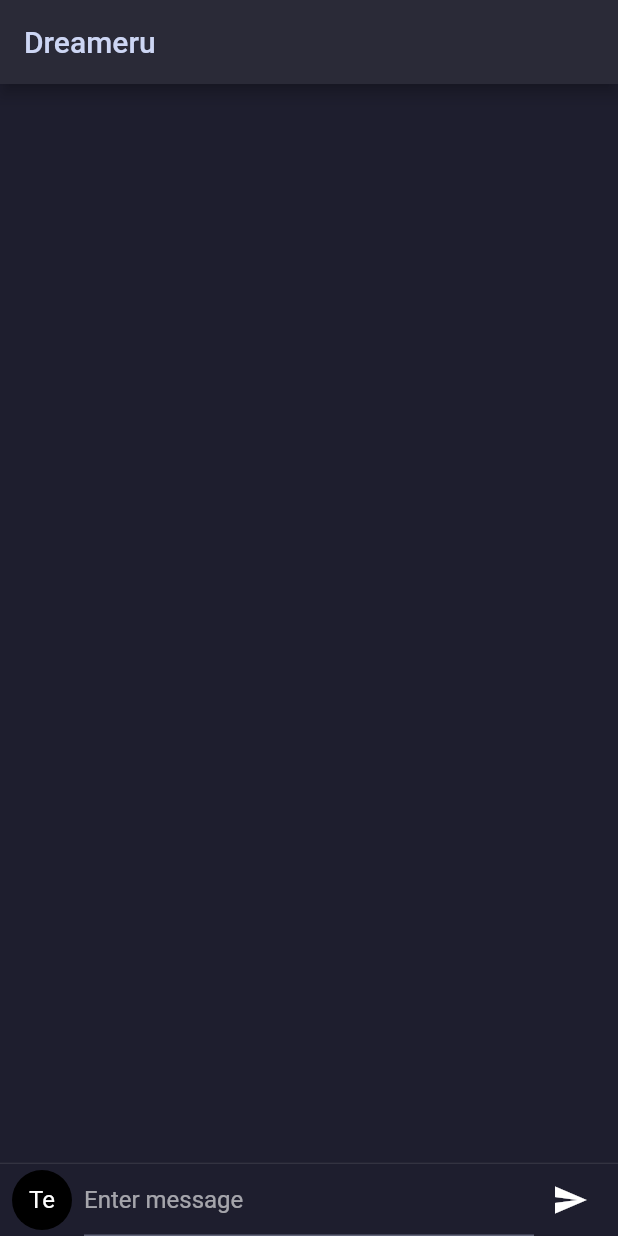
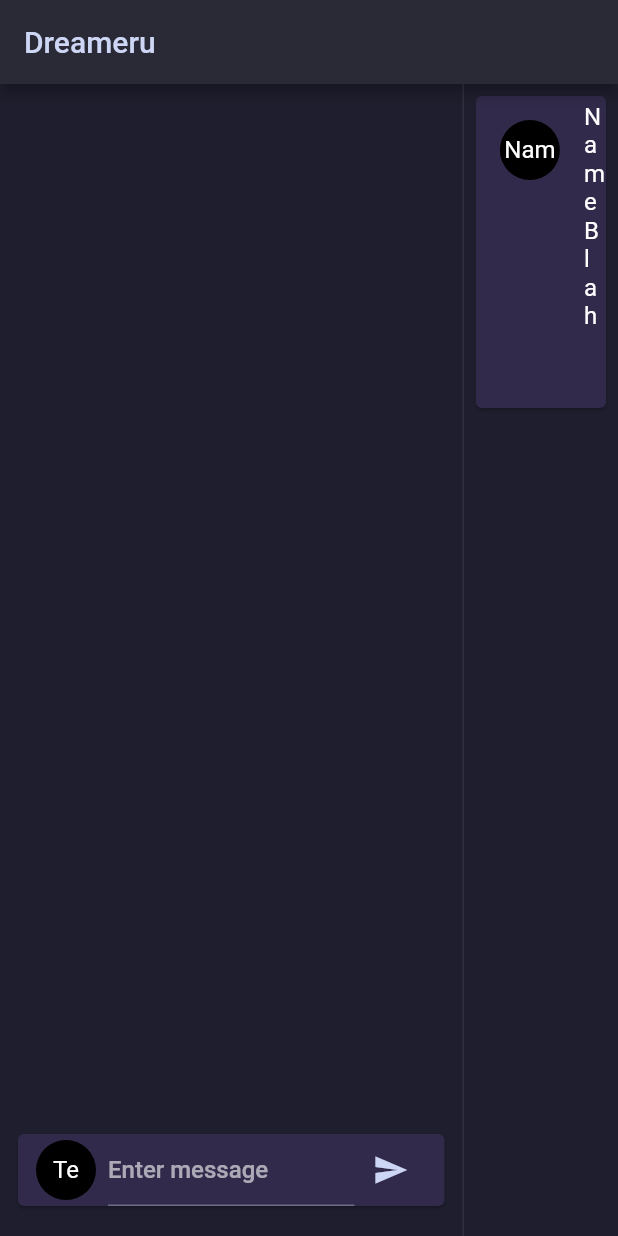
Before and after one commit to BenignPhantasm/dreameru_flutter, a Flutter app: the screen it shows after launch, on a phone screen of 412 x 824 dp. Run offline on Flutter 3.47's test engine with Material 2 defaults, Android fonts, the light colour scheme and no system bars.

Commit message:
Decent layout + colours now it's time for state
State is now next on the list

```diff
--- /dev/null
+++ b/lib/character_list.dart
@@ -0,0 +1,87 @@
+import 'package:flutter/material.dart';
+import 'theme.dart';
+
+class Character {
+  final String name;
+  final String gender;
+  final String personality;
+  final String background;
+
+  Character({
+    required this.name,
+    required this.gender,
+    required this.personality,
+    required this.background,
+  });
+}
+
+class CharacterList extends StatelessWidget {
+  final List<Character> characters;
+
+  const CharacterList({
+    Key? key,
+    required this.characters,
+  }) : super(key: key);
+
+  @override
+  Widget build(BuildContext context) {
+    return ListView.builder(
+      itemCount: characters.length,
+      itemBuilder: (_, index) => CharacterCard(character: characters[index]),
+    );
+  }
+}
+
+class CharacterCard extends StatelessWidget {
+  final Character character;
+
+  const CharacterCard({
+    Key? key,
+    required this.character,
+  }) : super(key: key);
+
+  @override
+  Widget build(BuildContext context) {
+    return Card(
+      margin: const EdgeInsets.all(8),
+      child: ListTile(
+        leading: CircleAvatar(
+          // The avatar could be an icon or image. Here's an example using initials.
+          child: Text(
+              character.name.isNotEmpty ? character.name.substring(0, 3) : '?'),
+        ),
+        title: Text(character.name),
+        subtitle: Row(
+          children: [
+            OutlinedButton(
+                onPressed: () => {},
+                style: OutlinedButton.styleFrom(
+                  side: const BorderSide(color: Color(pastelGreen)),
+                ),
+                child: const Text("Generate turn",
+                    style: TextStyle(color: Color(pastelGreen)))),
+            IconButton(
+              icon: const Icon(Icons.settings),
+              onPressed: () => _characterEditDialog(context),
+              color: const Color(pastelLavender),
+            )
+          ],
+        ),
+        isThreeLine: true,
+      ),
+    );
+  }
+
+  Future<void> _characterEditDialog(BuildContext context) {
+    return showDialog(
+        context: context,
+        builder: (BuildContext context) {
+          return const AlertDialog(
+              title: Text("modal please"),
+              backgroundColor: Color(pastelDarkLavender),
+              content: SingleChildScrollView(
+                child: ListBody(children: [TextField()]),
+              ));
+        });
+  }
+}
--- /dev/null
+++ b/lib/conversation.dart
@@ -0,0 +1,30 @@
+import 'package:flutter/material.dart';
+
+class Conversation extends StatefulWidget {
+  final List<String> messages;
+
+  const Conversation({
+    Key? key,
+    required this.messages,
+  }) : super(key: key);
+
+  @override
+  State createState() => ConversationState();
+}
+
+class ConversationState extends State<Conversation> {
+  @override
+  Widget build(BuildContext context) {
+    return Expanded(
+      child: ListView.builder(
+        padding: const EdgeInsets.all(8.0),
+        reverse: false,
+        itemBuilder: (_, index) => ListTile(
+          title: Text(widget.messages[index],
+              style: Theme.of(context).textTheme.bodyLarge),
+        ),
+        itemCount: widget.messages.length,
+      ),
+    );
+  }
+}
--- a/lib/main.dart
+++ b/lib/main.dart
@@ -1,60 +1,15 @@
 import 'package:flutter/material.dart';
-import 'package:flutter/services.dart';
 import 'message_input_field.dart';
+import 'theme.dart';
+import 'conversation.dart';
+import 'character_list.dart';
 
 void main() {
-  runApp(const MyChatApp());
+  runApp(const Dreameru());
 }
 
-ColorScheme myAppColorScheme = const ColorScheme(
-  // Dark theme base colors
-  brightness: Brightness.dark,
-  background: Color(0xFF1E1E2E),  // Dark background for screens
-  surface: Color(0xFF2A2A37),     // Slightly lighter background for elements like Card
-
-  // Primary color used for AppBar, FloatingActionButtons, and more
-  primary: Color(0xFFC8BAF7),      // Pastel purple as the main accent color
-  onPrimary: Color(0xFFCDD6F4),    // Text color on top of primary color
-
-  // Secondary color for widgets like FloatingActionButton, Switch, etc.
-  secondary: Color(0xFF89DCEB),    // Pastel sky blue as secondary color
-  onSecondary: Color(0xFF1E1E2E),  // Dark color for text/icons on top of secondary color
-
-  // Error color for use in input validation and other 'error' scenarios
-  error: Color(0xFFF28B82),        // Soft pastel red for errors
-  onError: Color(0xFF1E1E2E),      // Dark color for text/icons on top of error color
-
-  // Additional colors for different parts of your UI
-  // secondaryVariant: Color(0xFF94E2D5), // Pastel mint for secondary variant
-  // primaryVariant: Color(0xFFC8BAF7),   // Lighter pastel purple for primary variant
-
-  // Background/text contrast
-  onBackground: Color(0xFFCDD6F4),    // Text color on top of background
-  onSurface: Color(0xFFCDD6F4),       // Text color on surfaces
-
-  // Additional accent colors
-  tertiary: Color(0xFFF5C2E7),        // Pastel pink for tertiary color
-  tertiaryContainer: Color(0xFFFAE3B0), // Pastel yellow for tertiary containers
-
-  // Typically, you might want to have a slightly off-white shade
-  onTertiary: Color(0xFF1E1E2E),     // Dark color for text/icons on top of tertiary color
-
-  // Success and warning colors (not directly part of ColorScheme, but good to define)
-  // Success: const Color(0xFFA6E3A1),     // Pastel green for success indicators
-  // Warning: const Color(0xFFFFB374),     // Pastel orange for warnings
-);
-
-ThemeData darkTheme = ThemeData(
-  colorScheme: myAppColorScheme,
-  scaffoldBackgroundColor: const Color(0xFF1E1E2E),  // Dark background for screens
-  textTheme: const TextTheme(
-    bodyLarge: TextStyle(color: Color(0xFFCDD6F4)),
-    bodyMedium:  TextStyle(color: Color(0xFFCDD6F4)),
-  ),
-);
-
-class MyChatApp extends StatelessWidget {
-  const MyChatApp({super.key});
+class Dreameru extends StatelessWidget {
+  const Dreameru({super.key});
 
   @override
   Widget build(BuildContext context) {
@@ -73,6 +28,13 @@ class ChatScreen extends StatefulWidget {
 
 class ChatScreenState extends State<ChatScreen> {
   final List<String> _messages = [];
+  final List<Character> _characters = [
+    Character(
+        name: "Name Blah",
+        background: "background blah",
+        gender: "gender blah",
+        personality: "personality blah")
+  ];
   final TextEditingController _textController = TextEditingController();
   final FocusNode _focusNode = FocusNode();
   var re = RegExp(r"\s*\n\s*");
@@ -90,26 +52,28 @@ class ChatScreenState extends State<ChatScreen> {
   Widget build(BuildContext context) {
     return Scaffold(
       appBar: AppBar(title: const Text("Dreameru")),
-      body: Column(
-        children: [
-          Expanded(
-            child: ListView.builder(
-              padding: const EdgeInsets.all(8.0),
-              reverse: false,
-              itemBuilder: (_, index) => ListTile(
-                title: Text(_messages[index]),
+      body: Row(children: [
+        Expanded(
+          flex: 3,
+          child: Column(
+            children: [
+              Conversation(
+                messages: _messages,
               ),
-              itemCount: _messages.length,
-            ),
+              const Divider(height: 1.0, color: Color(0x00000000)),
+              Padding(
+                  padding: const EdgeInsets.only(
+                      bottom: 16, left: 8, right: 8, top: 8),
+                  child: MessageInputField(
+                      onSubmitted: _handleSubmitted,
+                      controller: _textController,
+                      focusNode: _focusNode))
+            ],
           ),
-          const Divider(height: 1.0),
-          MessageInputField(
-            onSubmitted: _handleSubmitted,
-            controller: _textController,
-            focusNode: _focusNode
-          )
-        ],
-      ),
+        ),
+        const VerticalDivider(width: 1),
+        Expanded(flex: 1, child: CharacterList(characters: _characters))
+      ]),
     );
   }
 }
--- a/lib/message_input_field.dart
+++ b/lib/message_input_field.dart
@@ -1,3 +1,4 @@
+import 'package:dreameru_flutter/theme.dart';
 import 'package:flutter/material.dart';
 import 'package:flutter/services.dart';
 
@@ -30,15 +31,16 @@ class _MessageInputFieldState extends State<MessageInputField> {
 
   void _removeExtraNewLine(String value) {
     var re = RegExp(r"\s*\n\s*");
-    if (re.hasMatch(value)) {
+    if (re.stringMatch(value) == value) {
       widget.controller.clear();
     }
   }
 
   @override
   Widget build(BuildContext context) {
-    return Padding(
-      padding: const EdgeInsets.symmetric(horizontal: 8.0),
+    return Card(
+        child: Padding(
+      padding: const EdgeInsets.symmetric(horizontal: 12.0),
       child: Row(
         children: [
           const CircleAvatar(child: Text("Te")),
@@ -48,20 +50,21 @@ class _MessageInputFieldState extends State<MessageInputField> {
               focusNode: widget.focusNode,
               onKey: _handleKeyEvent,
               child: TextField(
-                controller: widget.controller,
-                decoration: const InputDecoration(hintText: "Enter message"),
-                onSubmitted: (value) => widget.onSubmitted(value),
-                maxLines: null,
-                onChanged: _removeExtraNewLine,
-              ),
+                  controller: widget.controller,
+                  decoration: const InputDecoration(hintText: "Enter message"),
+                  onSubmitted: (value) => widget.onSubmitted(value),
+                  maxLines: null,
+                  onChanged: _removeExtraNewLine,
+                  style: Theme.of(context).textTheme.bodyLarge),
             ),
           ),
           IconButton(
             icon: const Icon(Icons.send),
             onPressed: () => widget.onSubmitted(widget.controller.text),
+            color: const Color(pastelLavender),
           ),
         ],
       ),
-    );
+    ));
   }
 }
--- /dev/null
+++ b/lib/theme.dart
@@ -0,0 +1,67 @@
+import 'package:flutter/material.dart';
+
+const pastelDarkBlue = 0xFF1E1E2E;
+const pastelDarkLavender = 0xFF2A2A37;
+const pastelDarkPlum = 0xFF312A4A;
+const pastelDarkSlatePurple = 0xFF423B58;
+const pastelDeepPurple = 0xFFA991F7;
+const pastelLavender = 0xFFCDD6F4;
+const pastelPink = 0xFFF5C2E7;
+const pastelSkyBlue = 0xFF89DCEB;
+const pastelRed = 0xFFF28B82;
+const pastelOrange = 0xFFFFB374;
+const pastelMint = 0xFF94E2D5;
+const pastelGreen = 0xFFA6E3A1;
+const pastelYellow = 0xFFFAE3B0;
+const pastelLightPurple = 0xFFC8BAF7;
+
+ColorScheme myAppColorScheme = const ColorScheme(
+  // Dark theme base colors
+  brightness: Brightness.dark,
+  background: Color(pastelDarkBlue),
+  surface: Color(pastelDarkLavender),
+
+  // Primary color used for AppBar, FloatingActionButtons, and more
+  primary: Color(pastelLightPurple),
+  onPrimary: Color(pastelLavender),
+
+  // Secondary color for widgets like FloatingActionButton, Switch, etc.
+  secondary: Color(pastelSkyBlue),
+  onSecondary: Color(pastelDarkBlue),
+
+  // Error color for use in input validation and other 'error' scenarios
+  error: Color(pastelRed),
+  onError: Color(pastelDarkBlue),
+
+  // Additional colors for different parts of your UI
+  // secondaryVariant: Color(0xFF94E2D5),
+  // primaryVariant: Color(pastelLightPurple),
+
+  // Background/text contrast
+  onBackground: Color(pastelLavender),
+  onSurface: Color(pastelLavender),
+
+  // Additional accent colors
+  tertiary: Color(pastelPink),
+  tertiaryContainer: Color(pastelYellow),
+
+  // Typically, you might want to have a slightly off-white shade
+  onTertiary: Color(pastelDarkBlue),
+
+  // Success and warning colors (not directly part of ColorScheme, but good to define)
+  // Success: const Color(0xFFA6E3A1),
+  // Warning: const Color(0xFFFFB374),
+);
+
+ThemeData darkTheme = ThemeData(
+  colorScheme: myAppColorScheme,
+  cardTheme: const CardTheme(color: Color(pastelDarkPlum)),
+  scaffoldBackgroundColor:
+      const Color(pastelDarkBlue), // Dark background for screens
+  textTheme: const TextTheme(
+    bodyLarge: TextStyle(color: Color(pastelLavender), fontSize: 16),
+    bodyMedium: TextStyle(color: Color(pastelLavender)),
+    bodySmall: TextStyle(color: Color(pastelLavender)),
+    labelLarge: TextStyle(color: Color(pastelLavender)),
+  ),
+);
```
Also changed, not shown: 1 other file.
